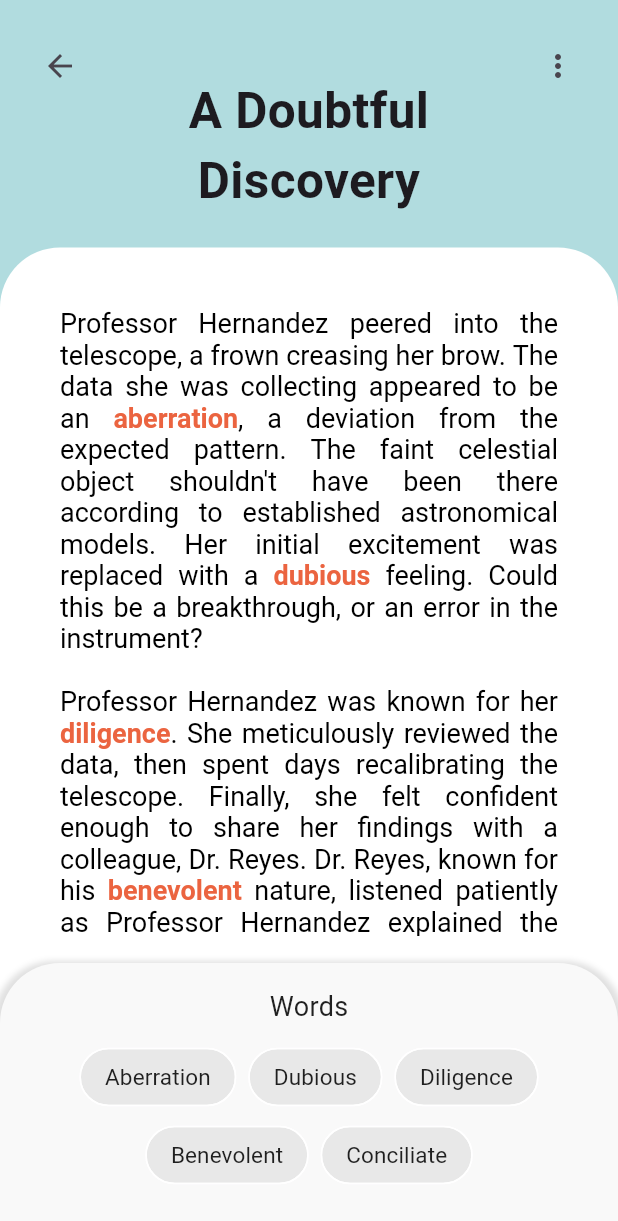
After one commit to kien-ship-it/Kien-s_english_app, a Flutter app: the AIStory screen opened directly, on a phone screen of 412 x 824 dp. The commit adds this screen. Shown: the top 1221 px of the screen. Run offline on Flutter 3.47's test engine with Material 3 defaults, Android fonts, the phone set to English and light mode, and no system bars; our stand-ins replace cloud_firestore, firebase_auth, firebase_core, firebase_storage, flip_card, flutter_snake_navigationbar and 1 more; missing offline and left inert: survey_kit; accounts and stored records are empty.

Commit message:
AI story

```diff
--- a/lib/features/GeneralScreen.dart
+++ b/lib/features/GeneralScreen.dart
@@ -49,6 +49,7 @@ class _GeneralScreenState extends State<GeneralScreen> {
         bottomNavigationBar: SnakeNavigationBar.color(
           behaviour: SnakeBarBehaviour.pinned,
           height: 88,
+          backgroundColor: Colors.white,
           snakeShape: SnakeShape.indicator,
 
           selectedItemColor: const Color(0xFFEB6440),
--- /dev/null
+++ b/lib/features/Learn /AI Story/AIStory.dart
@@ -0,0 +1,262 @@
+import 'package:flutter/material.dart';
+
+class AIStory extends StatefulWidget {
+  const AIStory({super.key});
+
+  @override
+  State<AIStory> createState() => _AIStoryState();
+}
+
+class _AIStoryState extends State<AIStory> {
+  @override
+  Widget build(BuildContext context) {
+    return SafeArea(
+      child: Scaffold(
+        backgroundColor: const Color(0xFFB1DCDF),
+        body: Stack(
+          children: [
+            Positioned(
+              top: 20.0,
+              left: 16.0,
+              right: 16.0,
+              child: Row(
+                mainAxisAlignment: MainAxisAlignment.spaceBetween,
+                children: [
+                  IconButton(
+                    icon: const Icon(Icons.arrow_back),
+                    onPressed: () => Navigator.pop(context),
+                  ),
+                  const Spacer(),
+                  IconButton(
+                    icon: const Icon(Icons.more_vert),
+                    onPressed: () {
+                      // Handle options action
+                    },
+                  ),
+                ],
+              ),
+            ),
+            Positioned(
+              top: 50.0,
+              left: 16.0,
+              right: 16.0,
+              child: Center(
+                child: Container(
+                  constraints: const BoxConstraints(
+                    maxWidth: 200.0,
+                  ),
+                  child: const Text(
+                    'A Doubtful Discovery',
+                    textAlign: TextAlign.center,
+                    style: TextStyle(
+                      fontSize: 33.0,
+                      fontWeight: FontWeight.bold,
+                    ),
+                    maxLines: 2,
+                    softWrap: true,
+                    overflow: TextOverflow.visible,
+                  ),
+                ),
+              ),
+            ),
+            const Positioned(
+              top: 165.0,
+              left: 0,
+              right: 0,
+              bottom: 100.0, // Ensure space for the word box
+              child: ParagraphContainer(),
+            ),
+            const Positioned(
+              top: 165.0,
+              left: 0,
+              right: 0,
+              bottom: 160.0,
+              child: ScrollableParagraph(),
+            ),
+            const Positioned(
+              bottom: 0,
+              left: 0,
+              right: 0,
+              child: WordMenu(),
+            ),
+          ],
+        ),
+      ),
+    );
+  }
+}
+
+class ParagraphContainer extends StatelessWidget {
+  const ParagraphContainer({super.key});
+
+  @override
+  Widget build(BuildContext context) {
+    return Container(
+      decoration: const BoxDecoration(
+        color: Colors.white,
+        borderRadius: BorderRadius.only(
+          topLeft: Radius.circular(40.0),
+          topRight: Radius.circular(40.0),
+        ),
+      ),
+    );
+  }
+}
+
+class ScrollableParagraph extends StatelessWidget {
+  const ScrollableParagraph({super.key});
+
+  @override
+  Widget build(BuildContext context) {
+    return Padding(
+      padding: const EdgeInsets.symmetric(horizontal: 40.0, vertical: 40.0),
+      child: SingleChildScrollView(
+        child: RichText(
+          textAlign: TextAlign.justify,
+          text: const TextSpan(
+            style: TextStyle(color: Colors.black, fontSize: 18),
+            children: [
+              TextSpan(
+                text: 'Professor Hernandez peered into the telescope, a frown '
+                    'creasing her brow. '
+                    'The data she was collecting appeared to be an ',
+              ),
+              TextSpan(
+                text: 'aberration',
+                style: TextStyle(
+                    color: Color(0xFFEB6440),
+                    fontWeight: FontWeight.bold),
+              ),
+              TextSpan(
+                text: ', a deviation from the expected pattern. '
+                    'The faint celestial object shouldn\'t have been there '
+                    'according to established astronomical models. '
+                    'Her initial excitement was replaced with a ',
+              ),
+              TextSpan(
+                text: 'dubious',
+                style: TextStyle(
+                    color: Color(0xFFEB6440),
+                    fontWeight: FontWeight.bold,
+                ),
+              ),
+              TextSpan(
+                text: ' feeling. Could this be a breakthrough, or an error in '
+                    'the instrument?\n\n'
+                    'Professor Hernandez was known for her ',
+              ),
+              TextSpan(
+                text: 'diligence',
+                style: TextStyle(
+                    color: Color(0xFFEB6440),
+                    fontWeight: FontWeight.bold),
+              ),
+              TextSpan(
+                text: '. She meticulously reviewed the data, then spent days '
+                    'recalibrating the telescope. '
+                    'Finally, she felt confident enough to share her findings '
+                    'with a colleague, Dr. Reyes. '
+                    'Dr. Reyes, known for his ',
+              ),
+              TextSpan(
+                text: 'benevolent',
+                style: TextStyle(
+                    color: Color(0xFFEB6440),
+                    fontWeight: FontWeight.bold),
+              ),
+              TextSpan(
+                text: ' nature, listened patiently as Professor Hernandez '
+                    'explained the anomaly. '
+                    'He then offered to collaborate on further observations, '
+                    'hoping to ',
+              ),
+              TextSpan(
+                text: 'conciliate ',
+                style: TextStyle(
+                    color: Color(0xFFEB6440),
+                    fontWeight: FontWeight.bold),
+              ),
+              TextSpan(
+                text: 'any conflicting data and get to the truth.'
+                ,
+              ),
+            ],
+          ),
+        ),
+      ),
+    );
+  }
+}
+
+class WordMenu extends StatelessWidget {
+  const WordMenu({super.key});
+
+  @override
+  Widget build(BuildContext context) {
+    return Container(
+      padding: const EdgeInsets.only(top: 16.0, left: 16.0, right: 16.0, bottom: 30),
+      decoration: const BoxDecoration(
+        color: Color(0xFFF9F9F9),
+        borderRadius: BorderRadius.only(
+          topLeft: Radius.circular(40.0),
+          topRight: Radius.circular(40.0),
+        ),
+        boxShadow: [
+          BoxShadow(
+            color: Colors.black12,
+            spreadRadius: 4,
+            blurRadius: 3,
+            offset: Offset(0, 3),
+          ),
+        ]
+      ),
+      child: Column(
+        crossAxisAlignment: CrossAxisAlignment.start,
+        children: [
+          const Center(
+            child: Text(
+              'Words',
+              style: TextStyle(
+                fontSize: 18.0,
+                fontWeight: FontWeight.w400,
+                color: Colors.black87,
+              ),
+            ),
+          ),
+          const SizedBox(height: 10.0),
+          Center(
+            child: Wrap(
+              spacing: 8.0,
+              runSpacing: 4.0,
+              alignment: WrapAlignment.center,
+              children: [
+                _buildWordChip('Aberration'),
+                _buildWordChip('Dubious'),
+                _buildWordChip('Diligence'),
+                _buildWordChip('Benevolent'),
+                _buildWordChip('Conciliate'),
+              ],
+            ),
+          ),
+        ],
+      ),
+    );
+  }
+
+  Widget _buildWordChip(String word) {
+    return Chip(
+      label: Text(word),
+      labelStyle: const
+      TextStyle(
+          color: Colors.black87,
+          fontSize: 15.0,
+          fontWeight: FontWeight.w400,
+      ),
+      backgroundColor: Color(0xFFE8E8E8),
+      shape: RoundedRectangleBorder(
+        borderRadius: BorderRadius.circular(100.0),
+        side: const BorderSide(width: 1, color: Colors.white)
+      ),
+    );
+  }
+}
--- a/lib/features/Learn /Flashcards/Flashcards.dart
+++ b/lib/features/Learn /Flashcards/Flashcards.dart
@@ -24,7 +24,7 @@ class _FlashcardsState extends State<Flashcards> {
               mainAxisAlignment: MainAxisAlignment.spaceBetween,
               children: [
                 Container(
-                  padding: const EdgeInsets.only(top: 20, bottom: 13, left: 30),
+                  padding: const EdgeInsets.only(top: 20, bottom: 0, left: 30),
                   child: ProgressBar(
                     paddingProgressBar: 30,
                     progressValue: 4 / 24,
@@ -78,7 +78,7 @@ class _FlashcardsState extends State<Flashcards> {
                 ),
                 Container(
                   margin: const EdgeInsets.only(
-                      left: 30, right: 30, bottom: 25, top: 25),
+                      left: 30, right: 30, bottom: 25, top: 0),
                   padding: const EdgeInsets.symmetric(
                       horizontal: 20.0, vertical: 10.0),
                   decoration: BoxDecoration(
--- a/lib/features/lesson/IndividualLesson/ALessonScreen.dart
+++ b/lib/features/lesson/IndividualLesson/ALessonScreen.dart
@@ -1,3 +1,4 @@
+import 'package:english_app/features/Learn%20/AI%20Story/AIStory.dart';
 import 'package:english_app/features/Learn%20/Multiple%20Choice/MultipleChoice.dart';
 import 'package:english_app/models/LessonModel.dart';
 import 'package:flutter/material.dart';
@@ -92,7 +93,7 @@ class _ALessonScreenState extends State<ALessonScreen> {
                       onTapAction: () {
                         Navigator.push(
                           context,
-                          MaterialPageRoute(builder: (context) => const Flashcards()),
+                          MaterialPageRoute(builder: (context) => const AIStory()),
                         );
                       },
                     ),
--- a/lib/features/lesson/LessonScreen.dart
+++ b/lib/features/lesson/LessonScreen.dart
@@ -96,12 +96,22 @@ class _LessonScreenState extends State<LessonScreen> {
   }
 
   Widget buildAddBtn() {
-    return ElevatedButton(
+    return Container(
+      decoration: BoxDecoration(
+        borderRadius: BorderRadius.circular(35),
+        boxShadow: [
+          BoxShadow(
+            color: Colors.grey.withOpacity(0.4), // Shadow color with opacity
+            spreadRadius: 2, // Spread value
+            blurRadius: 3, // Blur value
+          ),
+        ],
+      ),
+      child: ElevatedButton(
         style: ButtonStyle(
           backgroundColor: WidgetStateProperty.all(const Color(0xFFEB6440)),
           fixedSize: WidgetStateProperty.all(const Size(60, 60)),
-        padding: WidgetStateProperty.all<EdgeInsets>(
-          const EdgeInsets.all(0),
+          padding: WidgetStateProperty.all<EdgeInsets>(const EdgeInsets.all(0),
           ),
         ),
         onPressed: () {
@@ -114,6 +124,7 @@ class _LessonScreenState extends State<LessonScreen> {
           });
         },
         child: const Icon(Icons.add, size: 30, color: Colors.black),
+      ),
     );
   }
 }
--- a/lib/main.dart
+++ b/lib/main.dart
@@ -1,4 +1,5 @@
 import 'package:english_app/features/GeneralScreen.dart';
+import 'package:english_app/features/Learn%20/AI%20Story/AIStory.dart';
 import 'package:english_app/firebase_options.dart';
 import 'package:firebase_auth/firebase_auth.dart';
 import 'package:firebase_core/firebase_core.dart';
@@ -30,7 +31,7 @@ class MyApp extends StatelessWidget {
       ),
       home: FirebaseAuth.instance.currentUser == null
           ? const LoginScreen()
-          : const GeneralScreen()
+          : const GeneralScreen(),
     );
   }
 }
```
Also changed, not shown: pubspec.lock. Lines whose indentation alone changed are shown as unchanged.
